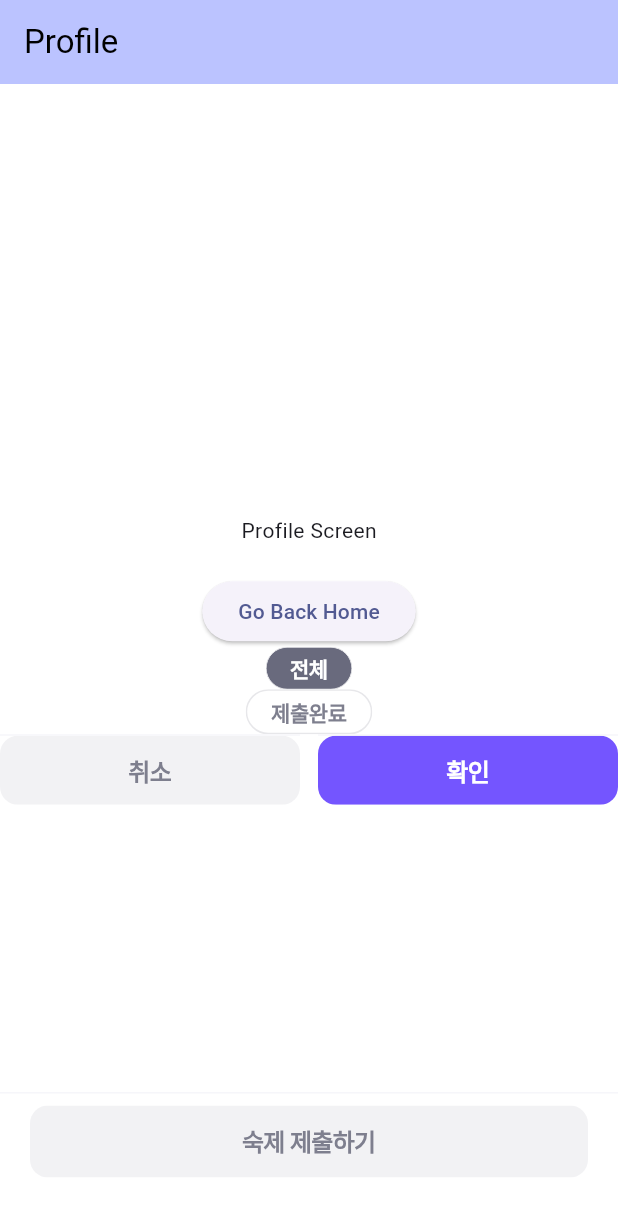
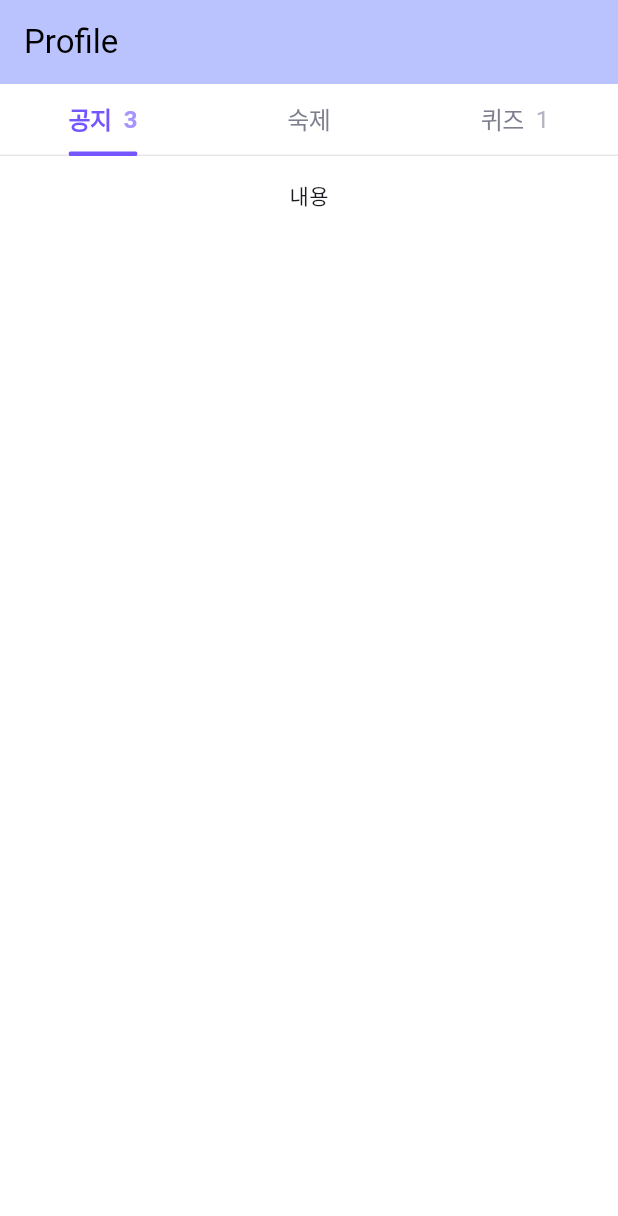
Before and after one commit to 0rmee/ormee_app, a Flutter app: the ProfileScreen screen opened by its route, on a phone screen of 412 x 824 dp. Shown: the top 1216 px of the screen. Run offline on Flutter 3.47's test engine with Material 3 defaults, Android fonts, the phone set to English and light mode, and no system bars; our stand-ins replace flutter_svg, go_router, image_picker; Roboto replaces fonts that are missing (Pretendard).

Commit message:
feat: tabs component (#6)

```diff
--- a/lib/app/router/app_router.dart
+++ b/lib/app/router/app_router.dart
@@ -1,10 +1,13 @@
 import 'package:flutter/material.dart';
 import 'package:go_router/go_router.dart';
+import 'package:ormee_app/shared/theme/app_colors.dart';
+import 'package:ormee_app/shared/theme/app_fonts.dart';
 import 'package:ormee_app/shared/widgets/bottomsheet.dart';
 import 'package:ormee_app/shared/widgets/box.dart';
 import 'package:ormee_app/shared/widgets/button.dart';
 import 'package:ormee_app/shared/widgets/dialog.dart';
 import 'package:ormee_app/shared/widgets/navigationbar.dart';
+import 'package:ormee_app/shared/widgets/tab.dart';
 
 class AppRouter {
   static final GoRouter router = GoRouter(
@@ -18,7 +21,7 @@ class AppRouter {
       GoRoute(
         path: '/profile',
         name: 'profile',
-        builder: (context, state) => const ProfileScreen(),
+        builder: (context, state) => ProfileScreen(),
       ),
       // GoRoute(
       //   path: '/settings',
@@ -44,7 +47,7 @@ class AppRouter {
           GoRoute(
             path: '/lecture',
             name: 'lecture',
-            builder: (context, state) => const ProfileScreen(),
+            builder: (context, state) => ProfileScreen(),
           ),
           GoRoute(
             path: '/notification',
@@ -54,7 +57,7 @@ class AppRouter {
           GoRoute(
             path: '/mypage',
             name: 'mypage',
-            builder: (context, state) => const ProfileScreen(),
+            builder: (context, state) => ProfileScreen(),
           ),
         ],
       ),
@@ -106,52 +109,57 @@ class ProfileScreen extends StatelessWidget {
 
   @override
   Widget build(BuildContext context) {
-    return Scaffold(
+    return DefaultTabController(
+      length: 3,
+      child: Scaffold(
         appBar: AppBar(
           title: const Text('Profile'),
           backgroundColor: Theme.of(context).colorScheme.inversePrimary,
         ),
-      body: Center(
-        child: Column(
-          mainAxisAlignment: MainAxisAlignment.center,
-          children: [
-            const Text('Profile Screen'),
-            const SizedBox(height: 20),
-            ElevatedButton(
-              onPressed: () => context.go('/'),
-              child: const Text('Go Back Home'),
-            ),
-            OrmeeBox(text: '전체', isCheck: true),
-            OrmeeBox(text: '제출완료', isCheck: false),
-            Row(
-              children: [
-                Expanded(child: OrmeeButton(text: '취소', isTrue: false)),
-                SizedBox(width: 12),
-                Expanded(
-                  child: OrmeeButton(
-                    text: '확인',
-                    isTrue: true,
-                    trueAction: () {
-                      showDialog(
-                        context: context,
-                        builder: (BuildContext context) {
-                          return OrmeeDialog(
-                            titleText: "퀴즈를 삭제하시겠어요?",
-                            contentText: "삭제된 퀴즈는 복구가 불가능해요.",
-                            onConfirm: () async {},
-                            icon: 'assets/icons/trash.svg',
-                          );
-                        },
-                      );
-                    },
+        body: NestedScrollView(
+          headerSliverBuilder: (context, innerBoxIsScrolled) {
+            return [
+              // 탭바 위에 올릴 내용들
+              SliverToBoxAdapter(child: Container()),
+              // 탭바
+              SliverAppBar(
+                automaticallyImplyLeading: false,
+                backgroundColor: Colors.white,
+                elevation: 0,
+                pinned: true,
+                floating: false,
+                toolbarHeight: 0,
+                bottom: PreferredSize(
+                  preferredSize: const Size.fromHeight(48.0),
+                  child: OrmeeTabBar(
+                    tabs: [
+                      OrmeeTab(text: '공지', notificationCount: 3),
+                      OrmeeTab(text: '숙제', notificationCount: null),
+                      OrmeeTab(text: '퀴즈', notificationCount: 1),
+                    ],
                   ),
                 ),
-              ],
+              ),
+            ];
+          },
+          body: const TabBarView(
+            children: [
+              SingleChildScrollView(
+                padding: EdgeInsets.all(16.0),
+                child: Column(children: [Text("내용")]),
+              ),
+              SingleChildScrollView(
+                padding: EdgeInsets.all(16.0),
+                child: Column(children: [Text("내용")]),
+              ),
+              SingleChildScrollView(
+                padding: EdgeInsets.all(16.0),
+                child: Column(children: [Text("내용")]),
               ),
             ],
           ),
         ),
-      bottomSheet: OrmeeBottomSheet(text: '숙제 제출하기', isCheck: false),
+      ),
     );
   }
 }
--- /dev/null
+++ b/lib/shared/widgets/tab.dart
@@ -0,0 +1,235 @@
+import 'package:flutter/material.dart';
+import 'package:flutter/rendering.dart';
+import 'package:ormee_app/shared/theme/app_colors.dart';
+import 'package:ormee_app/shared/theme/app_fonts.dart';
+
+/* 사용 예시
+return DefaultTabController(
+      length: 3,
+      child: Scaffold(
+        appBar: AppBar(
+          title: const Text('Profile'),
+          backgroundColor: Theme.of(context).colorScheme.inversePrimary,
+        ),
+        body: NestedScrollView(
+          headerSliverBuilder: (context, innerBoxIsScrolled) {
+            return [
+              // 탭바 위에 올릴 내용들
+              SliverToBoxAdapter(child: Container()),
+              // 탭바
+              SliverAppBar(
+                automaticallyImplyLeading: false,
+                backgroundColor: Colors.white,
+                elevation: 0,
+                pinned: true,
+                floating: false,
+                toolbarHeight: 0,
+                bottom: PreferredSize(
+                  preferredSize: const Size.fromHeight(48.0),
+                  child: OrmeeTabBar(
+                    tabs: [
+                      OrmeeTab(text: '공지', notificationCount: 3),
+                      OrmeeTab(text: '숙제', notificationCount: null),
+                      OrmeeTab(text: '퀴즈', notificationCount: 1),
+                    ],
+                  ),
+                ),
+              ),
+            ];
+          },
+          body: const TabBarView(
+            children: [
+              SingleChildScrollView(
+                padding: EdgeInsets.all(16.0),
+                child: Column(children: [Text("내용")]),
+              ),
+              SingleChildScrollView(
+                padding: EdgeInsets.all(16.0),
+                child: Column(children: [Text("내용")]),
+              ),
+              SingleChildScrollView(
+                padding: EdgeInsets.all(16.0),
+                child: Column(children: [Text("내용")]),
+              ),
+            ],
+          ),
+        ),
+      ),
+    );
+*/
+
+class OrmeeTab {
+  final String text;
+  final int? notificationCount;
+
+  const OrmeeTab({required this.text, this.notificationCount});
+}
+
+class OrmeeTabBar extends StatelessWidget implements PreferredSizeWidget {
+  final List<OrmeeTab> tabs;
+  final TabController? controller;
+
+  const OrmeeTabBar({super.key, required this.tabs, this.controller});
+
+  @override
+  Widget build(BuildContext context) {
+    return TabBar(
+      controller: controller,
+      padding: EdgeInsets.zero,
+      dividerColor: OrmeeColor.gray[30],
+      indicatorPadding: EdgeInsets.zero,
+      labelPadding: EdgeInsets.zero,
+      indicatorSize: TabBarIndicatorSize.label,
+      overlayColor: MaterialStateProperty.all(Colors.white),
+      labelColor: OrmeeColor.purple[50],
+      unselectedLabelColor: OrmeeColor.gray[60],
+      indicator: CustomLabelIndicator(
+        color: OrmeeColor.purple[50]!,
+        borderRadius: BorderRadius.circular(1),
+      ),
+      tabs: tabs.map((tab) => _buildTab(tab)).toList(),
+    );
+  }
+
+  Widget _buildTab(OrmeeTab tab) {
+    return Tab(
+      child: Builder(
+        builder: (context) {
+          final TabController? tabController = DefaultTabController.of(context);
+          final int currentIndex = tabs.indexOf(tab);
+
+          return AnimatedBuilder(
+            animation:
+                tabController?.animation ?? const AlwaysStoppedAnimation(0),
+            builder: (context, child) {
+              final bool isSelected = tabController?.index == currentIndex;
+              final bool hasNotification =
+                  tab.notificationCount != null && tab.notificationCount! > 0;
+
+              return Row(
+                mainAxisSize: MainAxisSize.min,
+                mainAxisAlignment: MainAxisAlignment.center,
+                children: [
+                  isSelected
+                      ? Headline2SemiBold16(
+                          text: tab.text,
+                          color: OrmeeColor.purple[50],
+                        )
+                      : Headline2Regular16(
+                          text: tab.text,
+                          color: OrmeeColor.gray[60],
+                        ),
+                  if (hasNotification) ...[
+                    const SizedBox(width: 8),
+                    isSelected
+                        ? Headline2SemiBold16(
+                            text: '${tab.notificationCount}',
+                            color: OrmeeColor.purple[35],
+                          )
+                        : Headline2Regular16(
+                            text: '${tab.notificationCount}',
+                            color: OrmeeColor.gray[50],
+                          ),
+                  ],
+                ],
+              );
+            },
+          );
+        },
+      ),
+    );
+  }
+
+  @override
+  Size get preferredSize => const Size.fromHeight(48.0);
+}
+
+class CustomLabelIndicator extends Decoration {
+  final Color color;
+  final BorderRadius borderRadius;
+  final double height;
+
+  const CustomLabelIndicator({
+    required this.color,
+    this.borderRadius = BorderRadius.zero,
+    this.height = 3.0,
+  });
+
+  @override
+  BoxPainter createBoxPainter([VoidCallback? onChanged]) {
+    return _CustomLabelIndicatorPainter(
+      color: color,
+      borderRadius: borderRadius,
+      height: height,
+    );
+  }
+}
+
+class _CustomLabelIndicatorPainter extends BoxPainter {
+  final Color color;
+  final BorderRadius borderRadius;
+  final double height;
+
+  _CustomLabelIndicatorPainter({
+    required this.color,
+    required this.borderRadius,
+    required this.height,
+  });
+
+  @override
+  void paint(Canvas canvas, Offset offset, ImageConfiguration configuration) {
+    final paint = Paint()
+      ..color = color
+      ..style = PaintingStyle.fill;
+
+    final indicatorWidth = configuration.size?.width ?? 0;
+    final indicatorOffsetY = configuration.size?.height ?? 0;
+
+    final rect = Rect.fromLTWH(
+      offset.dx,
+      offset.dy + indicatorOffsetY - height,
+      indicatorWidth,
+      height,
+    );
+
+    final rrect = borderRadius.toRRect(rect);
+
+    canvas.drawRRect(rrect, paint);
+  }
+}
+
+class StickyTabBarDelegate extends SliverPersistentHeaderDelegate {
+  final OrmeeTabBar tabBar;
+
+  StickyTabBarDelegate({required this.tabBar});
+
+  @override
+  double get minExtent => 48.0; // 고정된 높이 사용
+
+  @override
+  double get maxExtent => 48.0; // 고정된 높이 사용
+
+  @override
+  Widget build(
+    BuildContext context,
+    double shrinkOffset,
+    bool overlapsContent,
+  ) {
+    return Container(height: 48.0, color: Colors.white, child: tabBar);
+  }
+
+  @override
+  bool shouldRebuild(covariant SliverPersistentHeaderDelegate oldDelegate) {
+    return oldDelegate != this;
+  }
+
+  @override
+  OverScrollHeaderStretchConfiguration? get stretchConfiguration => null;
+
+  @override
+  PersistentHeaderShowOnScreenConfiguration? get showOnScreenConfiguration =>
+      null;
+
+  @override
+  FloatingHeaderSnapConfiguration? get snapConfiguration => null;
+}
```
Lines whose indentation alone changed are shown as unchanged.
